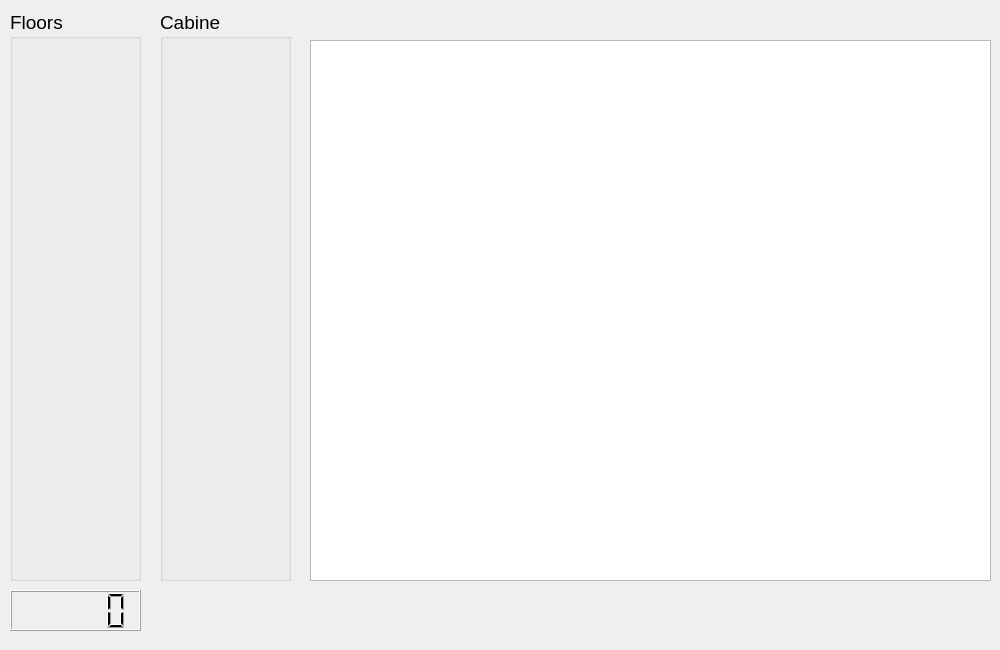
This is lab03/mainwindow.ui in wcdbmv/OOP as Qt 5 draws it before an edit. The edited form follows.
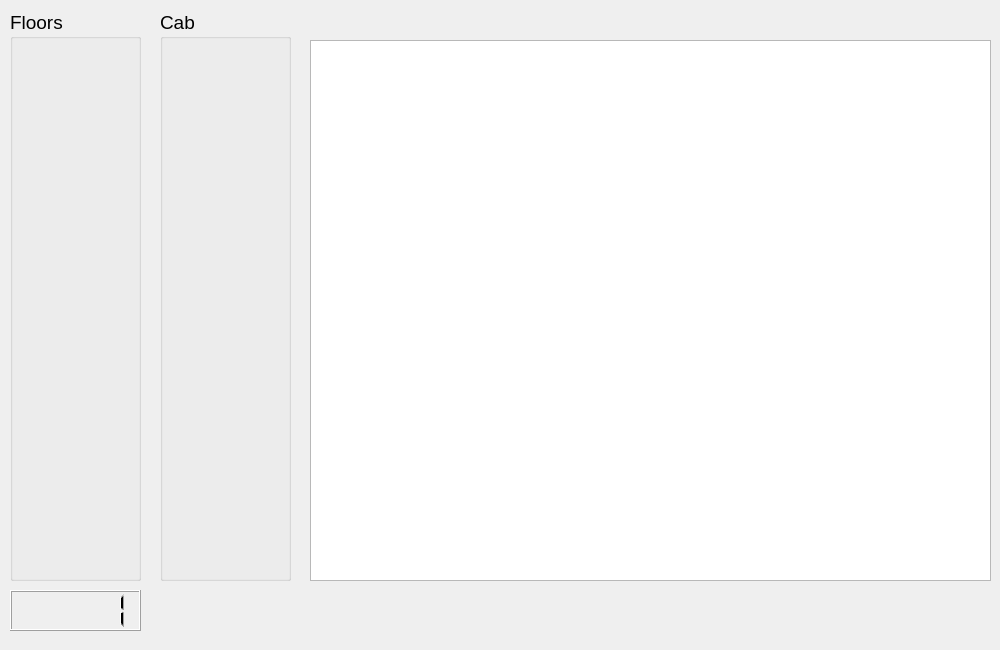
This is the edited form. Custom widgets are drawn as their Qt base class.

```diff
--- a/lab03/mainwindow.ui
+++ b/lab03/mainwindow.ui
@@ -28,6 +28,12 @@
       <height>41</height>
      </rect>
     </property>
+    <property name="digitCount">
+     <number>5</number>
+    </property>
+    <property name="value" stdset="0">
+     <double>1.000000000000000</double>
+    </property>
    </widget>
    <widget class="QGroupBox" name="floorsGroupBox">
     <property name="geometry">
@@ -69,7 +75,7 @@
      </rect>
     </property>
     <property name="title">
-     <string>Cabine</string>
+     <string>Cab</string>
     </property>
     <layout class="QVBoxLayout" name="verticalLayout_2">
      <property name="spacing">
@@ -96,6 +102,13 @@
   </widget>
  </widget>
  <layoutdefault spacing="6" margin="11"/>
+ <customwidgets>
+  <customwidget>
+   <class>Logger</class>
+   <extends>QPlainTextEdit</extends>
+   <header>logger.h</header>
+  </customwidget>
+ </customwidgets>
  <resources/>
  <connections/>
 </ui>
```
Left out of the diff: 4 changed lines with no effect on the pictures.
